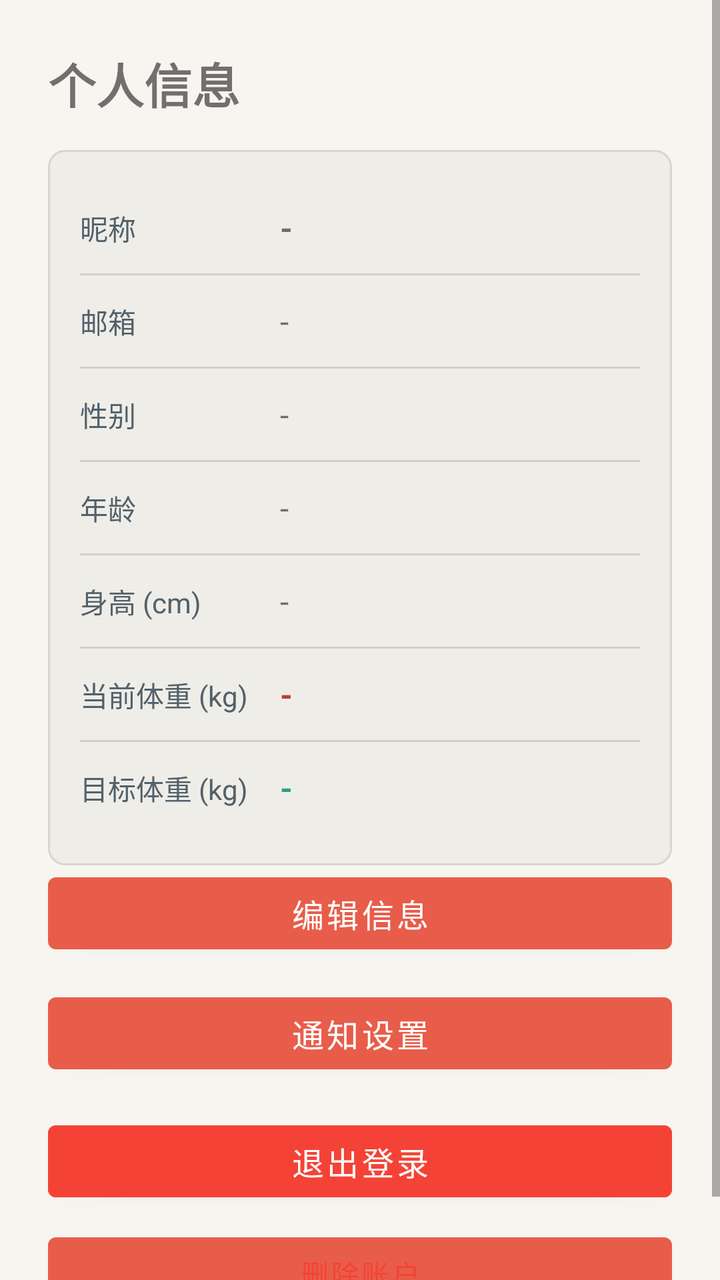
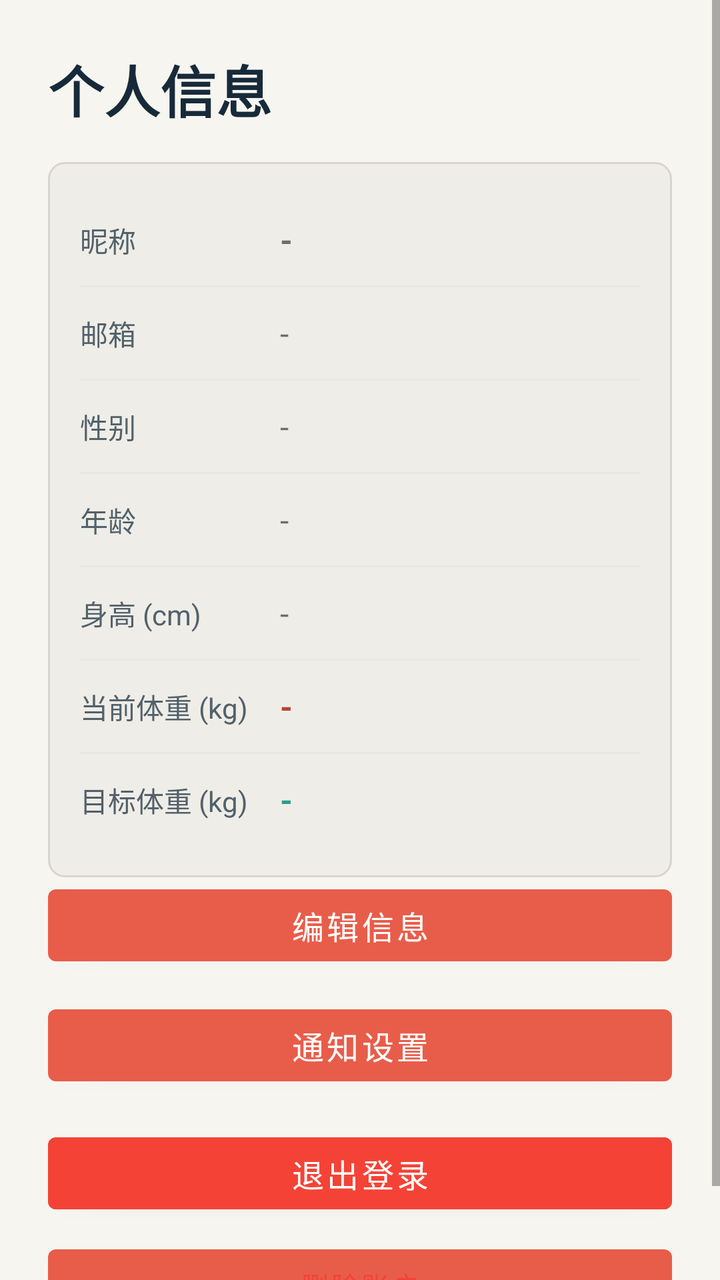

Compare the two renders of this Android layout. The source of the first and the diff that turns it into the second are given below.
<!-- AndroidManifest.xml: activity theme Theme.WeightLossBetting -->
<!-- res/layout/fragment_profile.xml -->
<?xml version="1.0" encoding="utf-8"?>
<ScrollView xmlns:android="http://schemas.android.com/apk/res/android"
    xmlns:app="http://schemas.android.com/apk/res-auto"
    android:layout_width="match_parent"
    android:layout_height="match_parent"
    android:background="@color/xui_config_color_background"
    android:fillViewport="true">

    <LinearLayout
        android:layout_width="match_parent"
        android:layout_height="wrap_content"
        android:orientation="vertical"
        android:padding="24dp">

        <TextView
            android:layout_width="wrap_content"
            android:layout_height="wrap_content"
            android:text="个人信息"
            android:textSize="24sp"
            android:textStyle="bold"
            android:layout_marginBottom="16dp" />

        
        <TableLayout
            android:layout_width="match_parent"
            android:layout_height="wrap_content"
            android:stretchColumns="1"
            android:background="@drawable/bg_card"
            android:padding="16dp">

            
            <TableRow
                android:layout_width="match_parent"
                android:layout_height="wrap_content"
                android:paddingTop="12dp"
                android:paddingBottom="12dp">
                <TextView
                    android:layout_width="wrap_content"
                    android:layout_height="wrap_content"
                    android:text="昵称"
                    android:textSize="14sp"
                    android:textColor="@color/xui_config_color_text_content"
                    android:layout_marginEnd="16dp" />
                <TextView
                    android:id="@+id/tvNickname"
                    android:layout_width="0dp"
                    android:layout_height="wrap_content"
                    android:text="-"
                    android:textSize="16sp"
                    android:textStyle="bold"
                    android:maxLines="1"
                    android:ellipsize="end" />
            </TableRow>

            <View
                android:layout_width="match_parent"
                android:layout_height="1dp"
                android:background="@color/xui_config_color_text_content"
                android:alpha="0.2" />

            
            <TableRow
                android:layout_width="match_parent"
                android:layout_height="wrap_content"
                android:paddingTop="12dp"
                android:paddingBottom="12dp">
                <TextView
                    android:layout_width="wrap_content"
                    android:layout_height="wrap_content"
                    android:text="邮箱"
                    android:textSize="14sp"
                    android:textColor="@color/xui_config_color_text_content"
                    android:layout_marginEnd="16dp" />
                <TextView
                    android:id="@+id/tvEmail"
                    android:layout_width="0dp"
                    android:layout_height="wrap_content"
                    android:text="-"
                    android:textSize="16sp"
                    android:maxLines="1"
                    android:ellipsize="end" />
            </TableRow>

            <View
                android:layout_width="match_parent"
                android:layout_height="1dp"
                android:background="@color/xui_config_color_text_content"
                android:alpha="0.2" />

            
            <TableRow
                android:layout_width="match_parent"
                android:layout_height="wrap_content"
                android:paddingTop="12dp"
                android:paddingBottom="12dp">
                <TextView
                    android:layout_width="wrap_content"
                    android:layout_height="wrap_content"
                    android:text="性别"
                    android:textSize="14sp"
                    android:textColor="@color/xui_config_color_text_content"
                    android:layout_marginEnd="16dp" />
                <TextView
                    android:id="@+id/tvGender"
                    android:layout_width="0dp"
                    android:layout_height="wrap_content"
                    android:text="-"
                    android:textSize="16sp" />
            </TableRow>

            <View
                android:layout_width="match_parent"
                android:layout_height="1dp"
                android:background="@color/xui_config_color_text_content"
                android:alpha="0.2" />

            
            <TableRow
                android:layout_width="match_parent"
                android:layout_height="wrap_content"
                android:paddingTop="12dp"
                android:paddingBottom="12dp">
                <TextView
                    android:layout_width="wrap_content"
                    android:layout_height="wrap_content"
                    android:text="年龄"
                    android:textSize="14sp"
                    android:textColor="@color/xui_config_color_text_content"
                    android:layout_marginEnd="16dp" />
                <TextView
                    android:id="@+id/tvAge"
                    android:layout_width="0dp"
                    android:layout_height="wrap_content"
                    android:text="-"
                    android:textSize="16sp" />
            </TableRow>

            <View
                android:layout_width="match_parent"
                android:layout_height="1dp"
                android:background="@color/xui_config_color_text_content"
                android:alpha="0.2" />

            
            <TableRow
                android:layout_width="match_parent"
                android:layout_height="wrap_content"
                android:paddingTop="12dp"
                android:paddingBottom="12dp">
                <TextView
                    android:layout_width="wrap_content"
                    android:layout_height="wrap_content"
                    android:text="身高 (cm)"
                    android:textSize="14sp"
                    android:textColor="@color/xui_config_color_text_content"
                    android:layout_marginEnd="16dp" />
                <TextView
                    android:id="@+id/tvHeight"
                    android:layout_width="0dp"
                    android:layout_height="wrap_content"
                    android:text="-"
                    android:textSize="16sp" />
            </TableRow>

            <View
                android:layout_width="match_parent"
                android:layout_height="1dp"
                android:background="@color/xui_config_color_text_content"
                android:alpha="0.2" />

            
            <TableRow
                android:layout_width="match_parent"
                android:layout_height="wrap_content"
                android:paddingTop="12dp"
                android:paddingBottom="12dp">
                <TextView
                    android:layout_width="wrap_content"
                    android:layout_height="wrap_content"
                    android:text="当前体重 (kg)"
                    android:textSize="14sp"
                    android:textColor="@color/xui_config_color_text_content"
                    android:layout_marginEnd="16dp" />
                <TextView
                    android:id="@+id/tvCurrentWeight"
                    android:layout_width="0dp"
                    android:layout_height="wrap_content"
                    android:text="-"
                    android:textSize="16sp"
                    android:textStyle="bold"
                    android:textColor="@color/brand_primary_dark" />
            </TableRow>

            <View
                android:layout_width="match_parent"
                android:layout_height="1dp"
                android:background="@color/xui_config_color_text_content"
                android:alpha="0.2" />

            
            <TableRow
                android:layout_width="match_parent"
                android:layout_height="wrap_content"
                android:paddingTop="12dp"
                android:paddingBottom="12dp">
                <TextView
                    android:layout_width="wrap_content"
                    android:layout_height="wrap_content"
                    android:text="目标体重 (kg)"
                    android:textSize="14sp"
                    android:textColor="@color/xui_config_color_text_content"
                    android:layout_marginEnd="16dp" />
                <TextView
                    android:id="@+id/tvTargetWeight"
                    android:layout_width="0dp"
                    android:layout_height="wrap_content"
                    android:text="-"
                    android:textSize="16sp"
                    android:textStyle="bold"
                    android:textColor="@color/brand_accent" />
            </TableRow>

        </TableLayout>

        
        <Button
            android:id="@+id/btnEdit"
            android:layout_width="match_parent"
            android:layout_height="wrap_content"
            android:text="编辑信息"
            android:textSize="16sp" />

        <Button
            android:id="@+id/btnNotificationSettings"
            android:layout_width="match_parent"
            android:layout_height="wrap_content"
            android:layout_marginTop="12dp"
            android:text="通知设置"
            android:textSize="16sp" />

        
        <Button
            android:id="@+id/btnLogout"
            android:layout_width="match_parent"
            android:layout_height="wrap_content"
            android:text="退出登录"
            android:textSize="16sp"
            android:layout_marginTop="16dp"
            android:backgroundTint="@color/xui_config_color_error" />

        <Button
            android:id="@+id/btnDeleteAccount"
            android:layout_width="match_parent"
            android:layout_height="wrap_content"
            android:text="删除账户"
            android:textSize="14sp"
            android:layout_marginTop="8dp"
            android:textColor="@color/xui_config_color_error" />

        
        <ProgressBar
            android:id="@+id/progressBar"
            android:layout_width="wrap_content"
            android:layout_height="wrap_content"
            android:layout_gravity="center"
            android:layout_marginTop="16dp"
            android:visibility="gone" />

    </LinearLayout>

</ScrollView>
<!-- resources referenced by this layout -->
<resources>
  <color name="brand_accent">#FF2E9D87</color>
  <color name="brand_primary_dark">#FFB94235</color>
  <color name="xui_config_color_background">#FFF7F5F0</color>
  <color name="xui_config_color_error">#F44336</color>
  <color name="xui_config_color_text_content">#FF52616B</color>
  <!-- drawable bg_card (drawable) -->
  <?xml version="1.0" encoding="utf-8"?>
  <shape xmlns:android="http://schemas.android.com/apk/res/android"
      android:shape="rectangle">
      
      <solid android:color="@color/brand_surface_alt" />
      
      <corners android:radius="8dp" />
      
      <stroke
          android:width="1dp"
          android:color="@color/brand_border" />
      
  </shape>
  <style name="Theme.WeightLossBetting" parent="Theme.MaterialComponents.Light.NoActionBar">
          <item name="colorPrimary">@color/brand_primary</item>
          <item name="colorPrimaryDark">@color/brand_primary_dark</item>
          <item name="colorAccent">@color/brand_accent</item>
          <item name="android:statusBarColor">@color/brand_primary_dark</item>
          <item name="android:navigationBarColor">@color/brand_background</item>
          <item name="android:windowLightStatusBar">false</item>
          <item name="android:windowLightNavigationBar">true</item>
          
          
          <item name="XUIThemeStyle">@style/XUITheme.Phone</item>
      </style>
  <color name="brand_surface_alt">#FFEFEDE7</color>
  <color name="brand_border">#FFD9D5CC</color>
  <color name="brand_primary">#FFE85D4A</color>
  <color name="brand_background">#FFF7F5F0</color>
</resources>

<!-- the commit's change to res/layout/fragment_profile.xml (unified diff, before → after) -->
@@ -16,7 +16,8 @@
             android:layout_width="wrap_content"
             android:layout_height="wrap_content"
             android:text="个人信息"
-            android:textSize="24sp"
+            android:textColor="@color/brand_text"
+            android:textSize="28sp"
             android:textStyle="bold"
             android:layout_marginBottom="16dp" />
 
@@ -39,7 +40,7 @@
                     android:layout_height="wrap_content"
                     android:text="昵称"
                     android:textSize="14sp"
-                    android:textColor="@color/xui_config_color_text_content"
+                    android:textColor="@color/brand_text_secondary"
                     android:layout_marginEnd="16dp" />
                 <TextView
                     android:id="@+id/tvNickname"
@@ -55,7 +56,7 @@
             <View
                 android:layout_width="match_parent"
                 android:layout_height="1dp"
-                android:background="@color/xui_config_color_text_content"
+                android:background="@color/brand_border"
                 android:alpha="0.2" />
 
             
@@ -69,7 +70,7 @@
                     android:layout_height="wrap_content"
                     android:text="邮箱"
                     android:textSize="14sp"
-                    android:textColor="@color/xui_config_color_text_content"
+                    android:textColor="@color/brand_text_secondary"
                     android:layout_marginEnd="16dp" />
                 <TextView
                     android:id="@+id/tvEmail"
@@ -84,7 +85,7 @@
             <View
                 android:layout_width="match_parent"
                 android:layout_height="1dp"
-                android:background="@color/xui_config_color_text_content"
+                android:background="@color/brand_border"
                 android:alpha="0.2" />
 
             
@@ -98,7 +99,7 @@
                     android:layout_height="wrap_content"
                     android:text="性别"
                     android:textSize="14sp"
-                    android:textColor="@color/xui_config_color_text_content"
+                    android:textColor="@color/brand_text_secondary"
                     android:layout_marginEnd="16dp" />
                 <TextView
                     android:id="@+id/tvGender"
@@ -111,7 +112,7 @@
             <View
                 android:layout_width="match_parent"
                 android:layout_height="1dp"
-                android:background="@color/xui_config_color_text_content"
+                android:background="@color/brand_border"
                 android:alpha="0.2" />
 
             
@@ -125,7 +126,7 @@
                     android:layout_height="wrap_content"
                     android:text="年龄"
                     android:textSize="14sp"
-                    android:textColor="@color/xui_config_color_text_content"
+                    android:textColor="@color/brand_text_secondary"
                     android:layout_marginEnd="16dp" />
                 <TextView
                     android:id="@+id/tvAge"
@@ -138,7 +139,7 @@
             <View
                 android:layout_width="match_parent"
                 android:layout_height="1dp"
-                android:background="@color/xui_config_color_text_content"
+                android:background="@color/brand_border"
                 android:alpha="0.2" />
 
             
@@ -152,7 +153,7 @@
                     android:layout_height="wrap_content"
                     android:text="身高 (cm)"
                     android:textSize="14sp"
-                    android:textColor="@color/xui_config_color_text_content"
+                    android:textColor="@color/brand_text_secondary"
                     android:layout_marginEnd="16dp" />
                 <TextView
                     android:id="@+id/tvHeight"
@@ -165,7 +166,7 @@
             <View
                 android:layout_width="match_parent"
                 android:layout_height="1dp"
-                android:background="@color/xui_config_color_text_content"
+                android:background="@color/brand_border"
                 android:alpha="0.2" />
 
             
@@ -179,7 +180,7 @@
                     android:layout_height="wrap_content"
                     android:text="当前体重 (kg)"
                     android:textSize="14sp"
-                    android:textColor="@color/xui_config_color_text_content"
+                    android:textColor="@color/brand_text_secondary"
                     android:layout_marginEnd="16dp" />
                 <TextView
                     android:id="@+id/tvCurrentWeight"
@@ -194,7 +195,7 @@
             <View
                 android:layout_width="match_parent"
                 android:layout_height="1dp"
-                android:background="@color/xui_config_color_text_content"
+                android:background="@color/brand_border"
                 android:alpha="0.2" />
 
             
<!-- resource entries referenced after the edit -->
@@ -2,6 +2,8 @@
 <resources>
   <color name="brand_accent">#FF2E9D87</color>
   <color name="brand_primary_dark">#FFB94235</color>
+  <color name="brand_text">#FF172A3A</color>
+  <color name="brand_text_secondary">#FF52616B</color>
   <color name="xui_config_color_background">#FFF7F5F0</color>
   <color name="xui_config_color_error">#F44336</color>
   <color name="xui_config_color_text_content">#FF52616B</color>
